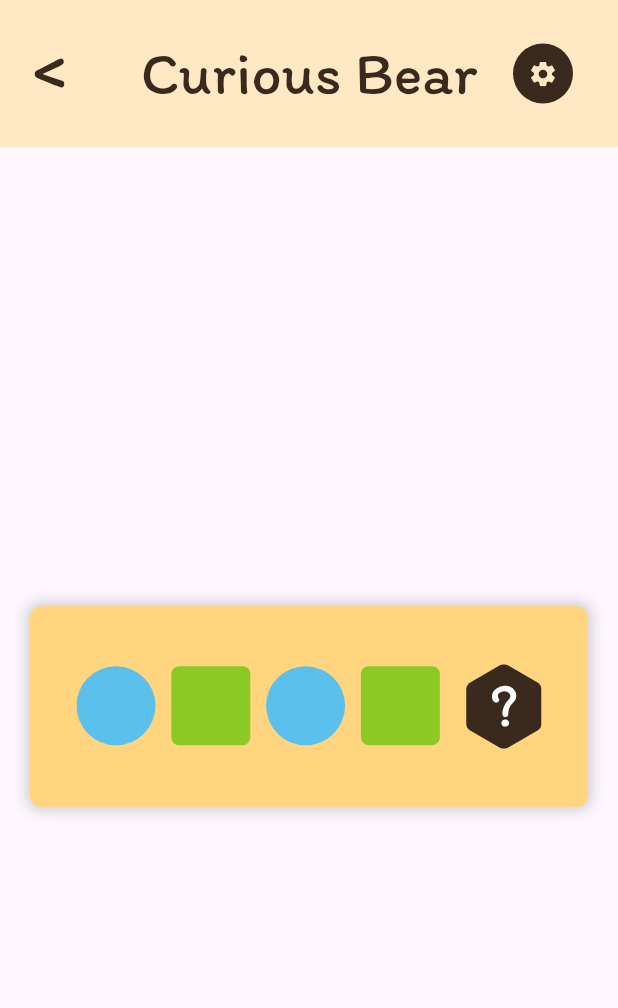
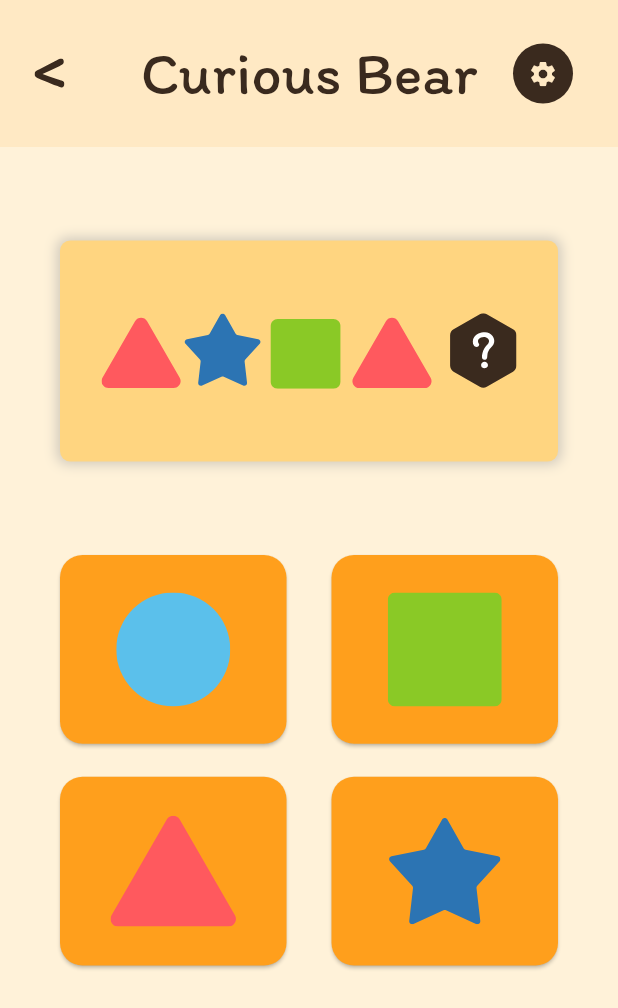
Before and after one commit to woacwoak/Educational-App, a Flutter app: the LogicPage screen opened directly, on a phone screen of 412 x 824 dp. Shown: the top 1008 px of the screen. Run offline on Flutter 3.47's test engine with Material 3 defaults, Android fonts, the phone set to English and light mode, and no system bars; our stand-ins replace flutter_svg.

Commit message:
I added logic page with 3 different questions

```diff
--- a/educational_app/lib/pages/logic.dart
+++ b/educational_app/lib/pages/logic.dart
@@ -1,25 +1,52 @@
+import 'dart:math';
 import "package:flutter/material.dart";
 import 'package:curious_bear/widgets/custom_app_bar.dart';
 import 'package:flutter_svg/flutter_svg.dart';
 
-class LogicPage extends StatelessWidget {
+class LogicPage extends StatefulWidget {
   const LogicPage({super.key});
+
+  @override
+  State<LogicPage> createState() => _LogicPageState();
+}
+
+class _LogicPageState extends State<LogicPage> {
+  late int questionIndex = Random().nextInt(3) + 1;
+  void onAnswerSelected(BuildContext context, String answer) {
+    String correctAnswer = {1: 'circle', 2: 'star', 3: 'star'}[questionIndex]!;
+
+    if (answer == correctAnswer) {
+      ScaffoldMessenger.of(context).showSnackBar(
+        SnackBar(content: Text('Correct!'), duration: Duration(milliseconds: 200), behavior: SnackBarBehavior.floating),
+      );
+    } else {
+      ScaffoldMessenger.of(context).showSnackBar(
+        SnackBar(content: Text('Try again!'), duration: Duration(milliseconds: 200), behavior: SnackBarBehavior.floating),
+      );
+    }
+    setState(() {
+      questionIndex = Random().nextInt(3) + 1;
+    });
+  }
+
+
 
   @override
   Widget build(BuildContext context) {
     return Scaffold(
       appBar: appBar(),
+      backgroundColor: Color(0xffFFF2D9),
       body: Column(
         mainAxisAlignment: MainAxisAlignment.center,
         children: [
           SizedBox(height: 20),
           Expanded(
             child: Padding(
-              padding: const EdgeInsets.symmetric(horizontal: 20),
+              padding: const EdgeInsets.symmetric(horizontal: 40),
               child: FittedBox(
               fit: BoxFit.contain,
               child: Container(
-                padding: const EdgeInsets.symmetric(horizontal: 40, vertical: 50),
+                padding: const EdgeInsets.symmetric(horizontal: 40, vertical: 70),
                 decoration: BoxDecoration(
                   color: Color(0xffFFD580),
                   borderRadius: BorderRadius.circular(10),
@@ -33,16 +60,69 @@ class LogicPage extends StatelessWidget {
                   ],
                 ),
                 child: SvgPicture.asset(
-                  'assets/images/logic_problem1.svg',
+                  'assets/images/logic_problem$questionIndex.svg',
                   width: 400,
                   fit: BoxFit.contain,
-                  ),
+                ),
               ),
             ),
             )
+          ),
+
+          SizedBox(height: 10),
+
+          Expanded(
+            flex: 2,
+            child: Padding(
+              padding: const EdgeInsets.symmetric(horizontal: 40, vertical: 10),
+              child: GridView.count(
+                crossAxisCount: 2,
+                childAspectRatio: 1.2,
+                mainAxisSpacing: 22,
+                crossAxisSpacing: 30,
+                children: [
+                for (var answer in ['circle', 'square', 'triangle', 'star'])
+                  AnswerButton(
+                    answer: answer,
+                    onPressed: () => onAnswerSelected(context, answer),
+                  ),
+                ],
+              ),
+            ),
           ),
         ]
       )
     );
   }
 }
+
+
+
+class AnswerButton extends StatelessWidget {
+  final VoidCallback onPressed;
+  final String answer;
+
+  const AnswerButton({
+    super.key,
+    required this.onPressed,
+    required this.answer,
+  });
+
+  @override
+  Widget build(BuildContext context) {
+    return ElevatedButton(
+      onPressed: onPressed,
+      style: ElevatedButton.styleFrom(
+        backgroundColor: Color(0xffFF9F1C),
+        minimumSize: Size(double.infinity, 20),
+        shape: RoundedRectangleBorder(
+          borderRadius: BorderRadius.circular(15),
+        ),
+      ),
+      child: SvgPicture.asset(
+        'assets/images/$answer.svg',
+        fit: BoxFit.contain,
+      ),
+    );
+  }
+}
--- a/educational_app/lib/pages/math.dart
+++ b/educational_app/lib/pages/math.dart
@@ -39,11 +39,11 @@ class _MathPageState extends State<MathPage> {
   void onAnswerSelected(int answer) {
     if (answer == correctAnswer) {
       ScaffoldMessenger.of(context).showSnackBar(
-        SnackBar(content: Text('Correct!')),
+        SnackBar(content: Text('Correct!'), duration: Duration(milliseconds: 100), behavior: SnackBarBehavior.floating),
       );
     } else {
       ScaffoldMessenger.of(context).showSnackBar(
-        SnackBar(content: Text('Try again!')),
+        SnackBar(content: Text('Try again!'), duration: Duration(milliseconds: 100), behavior: SnackBarBehavior.floating),
       );
     }
     setState((){
```
Also changed, not shown: educational_app/pubspec.yaml (+6 -1 lines), educational_app/assets/images/circle.svg (added), educational_app/assets/images/square.svg (added), educational_app/assets/images/star.svg (added), educational_app/assets/images/triangle.svg (added), educational_app/pubspec.lock.
